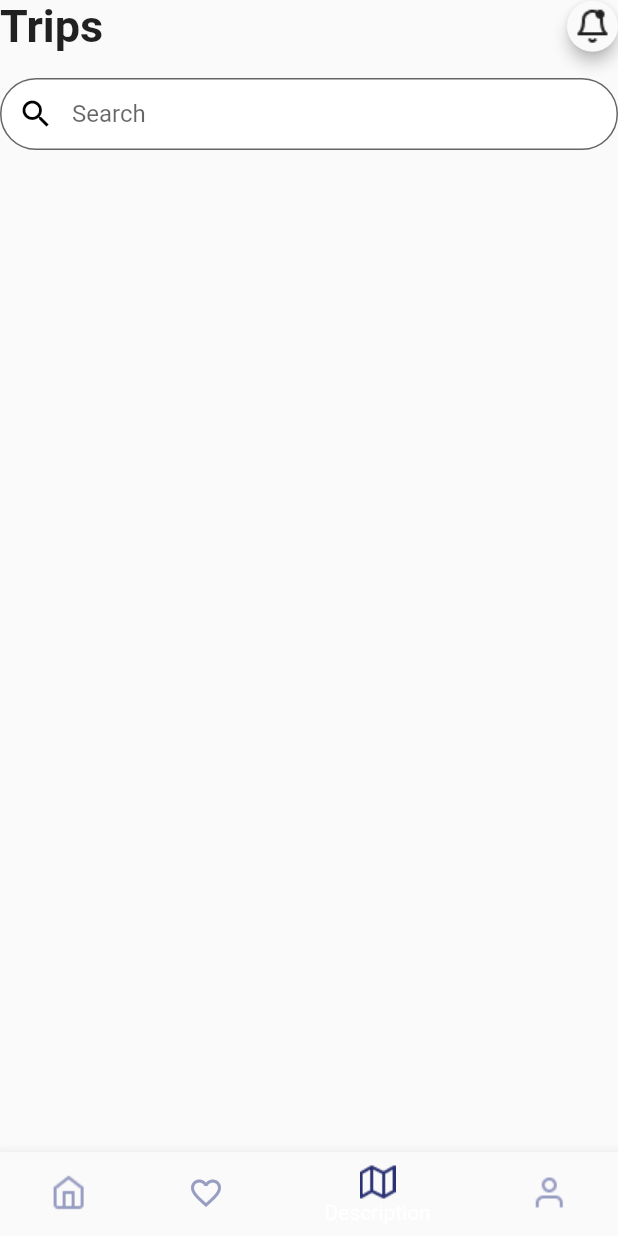
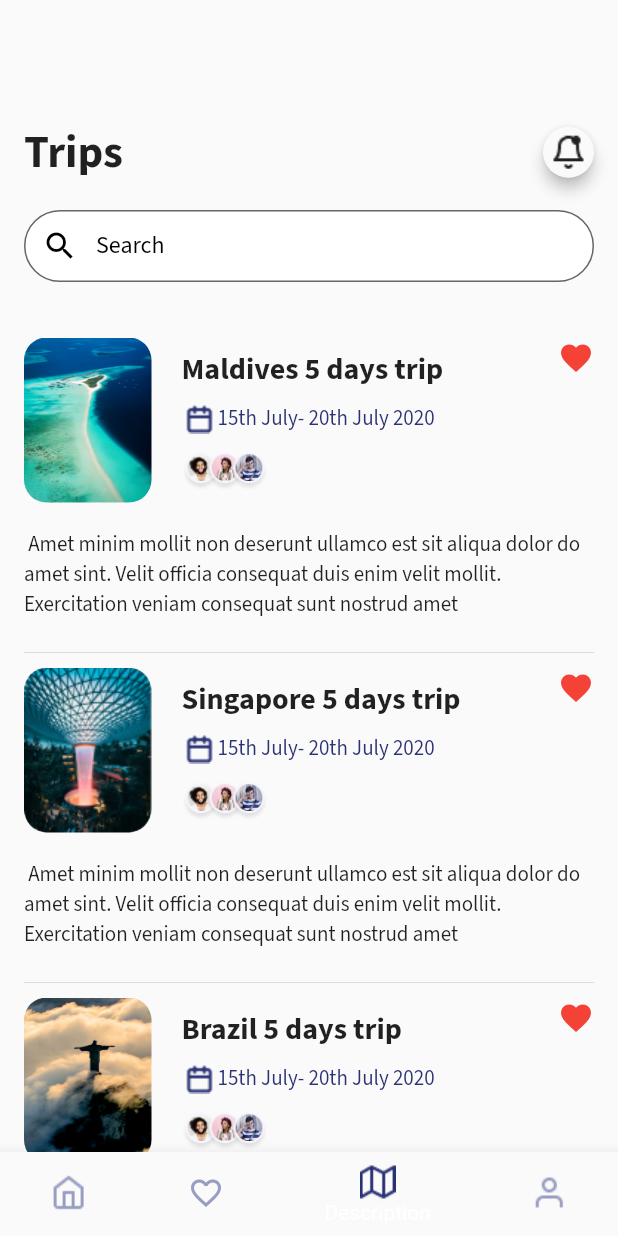
Before and after one commit to lordlamee/Travel-App, a Flutter app: the screen it shows after launch, item 3 of the bottom bar chosen, on a phone screen of 412 x 824 dp. Run offline on Flutter 3.47's test engine with Material 2 defaults, Android fonts, the phone set to English and light mode, and no system bars; our stand-ins replace google_fonts.

Commit message:
all screens added

```diff
--- a/lib/constants.dart
+++ b/lib/constants.dart
@@ -1,2 +1,10 @@
 import 'package:flutter/material.dart';
  Size screenSize;
+
+List<String> imagesPath = [
+  'assets/maldives.png',
+  'assets/singapore.png',
+  'assets/brazil.png',
+  'assets/bali.png'
+];
+List<String> placeNames = ['Maldives', 'Singapore', 'Brazil', 'Bali'];
--- a/lib/screens/DescriptionScreen.dart
+++ b/lib/screens/DescriptionScreen.dart
@@ -1,4 +1,5 @@
 import 'package:flutter/material.dart';
+import 'package:google_fonts/google_fonts.dart';
 import 'package:travel_app/constants.dart';
 import 'package:travel_app/widgets.dart';
 
@@ -89,7 +90,7 @@ class _DescriptionState extends State<Description> {
                             padding: const EdgeInsets.fromLTRB(16, 0, 16, 30),
                             child: Text(
                               widget.placeName ?? 'Maldives',
-                              style: TextStyle(
+                              style: GoogleFonts.sourceSansPro(
                                 fontSize: 30,
                                 fontWeight: FontWeight.bold,
                               ),
@@ -99,7 +100,7 @@ class _DescriptionState extends State<Description> {
                             padding: const EdgeInsets.symmetric(horizontal: 16),
                             child: Text(
                               ' Cras gravida bibendum dolor eu varius. Morbi fermentum velit nisl, eget vehicula lorem sodales eget. Donec quis volutpat orci. Sed ipsum felis, tristique id egestas et, convallis ac velit. In consequat dolor libero, nec luctus orci rutrum nec. Phasellus vel arcu sed nibh ornare accumsan. Vestibulum in elementum erat. Interdum et malesuada fames ac ante ipsum primis in faucibus. Aenean laoreet rhoncus ipsum eget tempus. Praesent convallis fermentum sagittis.',
-                            ),
+                            style: GoogleFonts.sourceSansPro(),),
                           ),
                         ],
                       ),
--- a/lib/screens/HomeScreen.dart
+++ b/lib/screens/HomeScreen.dart
@@ -1,5 +1,6 @@
 import 'package:flutter/cupertino.dart';
 import 'package:flutter/material.dart';
+import 'package:google_fonts/google_fonts.dart';
 import 'package:travel_app/constants.dart';
 import 'package:travel_app/screens/DescriptionScreen.dart';
 import 'package:travel_app/widgets.dart';
@@ -30,12 +31,20 @@ class HomeScreen extends StatelessWidget {
           ),
           Expanded(
             child: PageView(
-              onPageChanged: (page){
-
-              },
+                onPageChanged: (page) {},
                 pageSnapping: true,
                 controller: pageController,
-                children: <Widget>[ImageCard(imagePath: 'assets/bali.png',), ImageCard(), ImageCard(imagePath: 'assets/brazil.png',)]),
+                children: <Widget>[
+                  ImageCard(
+                    imagePath: 'assets/bali.png',
+                    name: 'Bali',
+                  ),
+                  ImageCard(),
+                  ImageCard(
+                    imagePath: 'assets/brazil.png',
+                    name: 'Brazil',
+                  )
+                ]),
           )
         ],
       ),
@@ -44,19 +53,25 @@ class HomeScreen extends StatelessWidget {
 }
 
 class ImageCard extends StatelessWidget {
-  const ImageCard({
-    Key key,this.imagePath = 'assets/maldives.png',this.name
-  }) : super(key: key);
-final String imagePath;
-final String name;
+  const ImageCard({Key key, this.imagePath = 'assets/maldives.png', this.name})
+      : super(key: key);
+  final String imagePath;
+  final String name;
+
   @override
   Widget build(BuildContext context) {
     return Column(
       children: <Widget>[
         Expanded(
           child: InkResponse(
-            onTap: (){
-              Navigator.push(context, CupertinoPageRoute(builder: (context)=> Description(imagePath: imagePath,placeName: name,)));
+            onTap: () {
+              Navigator.push(
+                  context,
+                  CupertinoPageRoute(
+                      builder: (context) => Description(
+                            imagePath: imagePath,
+                            placeName: name,
+                          )));
             },
             child: Container(
               margin: EdgeInsets.symmetric(horizontal: 10),
@@ -70,19 +85,24 @@ final String name;
               child: Align(
                 alignment: Alignment.topRight,
                 child: Padding(
-                  padding: const EdgeInsets.symmetric(horizontal: 15,vertical: 30),
-                  child: Icon(Icons.favorite_border,color: Colors.white,),
+                  padding:
+                      const EdgeInsets.symmetric(horizontal: 15, vertical: 30),
+                  child: Icon(
+                    Icons.favorite_border,
+                    color: Colors.white,
+                  ),
                 ),
               ),
             ),
           ),
         ),
         Padding(
-          padding: const EdgeInsets.fromLTRB(0,30,0,24),
-          child: Text(name ?? 'Maldives',style: TextStyle(
-            fontWeight: FontWeight.bold,
-            fontSize: 18
-          ),),
+          padding: const EdgeInsets.fromLTRB(0, 30, 0, 24),
+          child: Text(
+            name ?? 'Maldives',
+            style: GoogleFonts.sourceSansPro(
+                fontWeight: FontWeight.bold, fontSize: 18),
+          ),
         )
       ],
     );
--- a/lib/screens/SavedScreen.dart
+++ b/lib/screens/SavedScreen.dart
@@ -1,16 +1,9 @@
 import 'package:flutter/cupertino.dart';
 import 'package:flutter/material.dart';
+import 'package:google_fonts/google_fonts.dart';
 import 'package:travel_app/constants.dart';
 import 'package:travel_app/screens/DescriptionScreen.dart';
 import 'package:travel_app/widgets.dart';
-
-List<String> imagesPath = [
-  'assets/maldives.png',
-  'assets/singapore.png',
-  'assets/brazil.png',
-  'assets/bali.png'
-];
-List<String> placeNames = ['Maldives', 'Singapore', 'Brazil', 'Bali'];
 
 class SavedScreen extends StatelessWidget {
   @override
@@ -81,7 +74,12 @@ class TravelCard extends StatelessWidget {
                 Row(
                   mainAxisAlignment: MainAxisAlignment.spaceBetween,
                   children: <Widget>[
-                    Text(name),
+                    Text(
+                      name,
+                      style: GoogleFonts.sourceSansPro(
+                        fontWeight: FontWeight.bold,
+                      ),
+                    ),
                     Icon(
                       Icons.favorite,
                       color: Colors.red,
@@ -92,7 +90,9 @@ class TravelCard extends StatelessWidget {
                   height: 15,
                 ),
                 Text(
-                    'Amet minim mollit non deserunt ullamco est sit aliqua dolor do amet sint. Velit officia consequat')
+                  'Amet minim mollit non deserunt ullamco est sit aliqua dolor do amet sint. Velit officia consequat',
+                  style: GoogleFonts.sourceSansPro(),
+                )
               ],
             ),
           )
--- a/lib/screens/TripsScreen.dart
+++ b/lib/screens/TripsScreen.dart
@@ -1,16 +1,158 @@
 import 'package:flutter/material.dart';
+import 'package:google_fonts/google_fonts.dart';
 import 'package:travel_app/widgets.dart';
+import 'package:travel_app/constants.dart';
 
 class TripsScreen extends StatelessWidget {
   @override
   Widget build(BuildContext context) {
-    return Column(
+    return Padding(
+      padding: const EdgeInsets.fromLTRB(16, 80, 16, 0),
+      child: Column(
         children: <Widget>[
           RowHeading(
             heading: 'Trips',
           ),
           SearchField(),
+          Expanded(
+            child: ListView.separated(
+                padding: EdgeInsets.zero,
+                itemBuilder: (context, index) => TripCard(
+                      imagePath: imagesPath[index],
+                      placeName: placeNames[index],
+                    ),
+                separatorBuilder: (context, index) => Divider(
+                      height: 20,
+                    ),
+                itemCount: placeNames.length),
+          ),
         ],
+      ),
     );
   }
 }
+
+class TripCard extends StatelessWidget {
+  TripCard({this.imagePath, this.placeName});
+
+  final String imagePath;
+  final String placeName;
+
+  @override
+  Widget build(BuildContext context) {
+    return Container(
+      height: 200,
+      child: Column(
+        mainAxisSize: MainAxisSize.min,
+        children: <Widget>[
+          Row(
+            children: <Widget>[
+              ClipRRect(
+                borderRadius: BorderRadius.circular(15),
+                child: Image(
+                  image: AssetImage(imagePath ?? 'assets/maldives.png'),
+                  fit: BoxFit.fill,
+                  height: 110,
+                  width: 85,
+                ),
+              ),
+              SizedBox(
+                width: 20,
+              ),
+              Expanded(
+                child: Column(
+                  children: <Widget>[
+                    Row(
+                      mainAxisAlignment: MainAxisAlignment.spaceBetween,
+                      children: <Widget>[
+                        Text(
+                          '${placeName ?? 'Maldives'} 5 days trip',
+                          style: GoogleFonts.sourceSansPro(
+                              fontWeight: FontWeight.bold, fontSize: 20),
+                        ),
+                        Align(
+                          alignment: Alignment.topRight,
+                          child: Transform.translate(
+                            offset: Offset(0, -8),
+                            child: Icon(
+                              Icons.favorite,
+                              color: Colors.red,
+                            ),
+                          ),
+                        )
+                      ],
+                    ),
+                    SizedBox(
+                      height: 7,
+                    ),
+                    Row(
+                      children: <Widget>[
+                        calendarIcon,
+                        Text(
+                          '15th July- 20th July 2020',
+                          style: GoogleFonts.sourceSansPro(
+                            color: Color(0xFF2B3273),
+                          ),
+                        )
+                      ],
+                    ),
+                    SizedBox(
+                      height: 10,
+                    ),
+                    Row(
+                      mainAxisAlignment: MainAxisAlignment.start,
+                      children: <Widget>[
+                        PictureContainer(
+                          imagePath: 'assets/guy1pic.png',
+                        ),
+                        Transform.translate(
+                          offset: Offset(-10, 0),
+                          child: PictureContainer(
+                            imagePath: 'assets/girlpic.png',
+                          ),
+                        ),
+                        Transform.translate(
+                          offset: Offset(-20, 0),
+                          child: PictureContainer(
+                            imagePath: 'assets/guy2pic.png',
+                          ),
+                        ),
+                      ],
+                    ),
+                  ],
+                ),
+              )
+            ],
+          ),
+          SizedBox(
+            height: 18,
+          ),
+          Expanded(
+            child: Text(
+              ' Amet minim mollit non deserunt ullamco est sit aliqua dolor do amet sint. Velit officia consequat duis enim velit mollit. Exercitation veniam consequat sunt nostrud amet',
+              style: GoogleFonts.sourceSansPro(),
+            ),
+          )
+        ],
+      ),
+    );
+  }
+}
+
+class PictureContainer extends StatelessWidget {
+  PictureContainer({this.imagePath});
+
+  final String imagePath;
+
+  @override
+  Widget build(BuildContext context) {
+    return Container(
+      height: 26,
+      width: 26,
+      decoration: BoxDecoration(
+        shape: BoxShape.circle,
+        image: DecorationImage(image: AssetImage(imagePath)),
+      ),
+    );
+  }
+}
--- a/lib/widgets.dart
+++ b/lib/widgets.dart
@@ -1,5 +1,6 @@
 import 'package:flutter/material.dart';
 import 'package:flutter/painting.dart';
+import 'package:google_fonts/google_fonts.dart';
 
 ImageIcon notificationIcon = ImageIcon(AssetImage('assets/notification.png'));
 ImageIcon profileIcon = ImageIcon(
@@ -7,6 +8,7 @@ ImageIcon profileIcon = ImageIcon(
 );
 ImageIcon homeIcon = ImageIcon(AssetImage('assets/homeIcon.png'));
 ImageIcon mapIcon = ImageIcon(AssetImage('assets/mapIcon.png'));
+ImageIcon calendarIcon = ImageIcon(AssetImage('assets/calendaricon.png'),color: Color(0xFF2B3273),);
 
 class SearchField extends StatelessWidget {
   SearchField({this.hintText = 'Search'});
@@ -25,6 +27,9 @@ class SearchField extends StatelessWidget {
               color: Colors.black,
             ),
             hintText: hintText,
+            hintStyle: GoogleFonts.sourceSansPro(
+              color: Colors.black,
+            ),
             filled: true,
             fillColor: Colors.white,
             border: OutlineInputBorder(
@@ -49,7 +54,7 @@ class RowHeading extends StatelessWidget {
       children: <Widget>[
         Text(
           heading,
-          style: TextStyle(fontSize: 30, fontWeight: FontWeight.bold),
+          style: GoogleFonts.sourceSansPro(fontSize: 30, fontWeight: FontWeight.bold),
         ),
         NotificationIcon(),
       ],
```
Also changed, not shown: assets/calendaricon.png (added), assets/girlpic.png (added), assets/guy1pic.png (added), assets/guy2pic.png (added), lib/styles.dart (deleted). Lines whose indentation alone changed are shown as unchanged.
